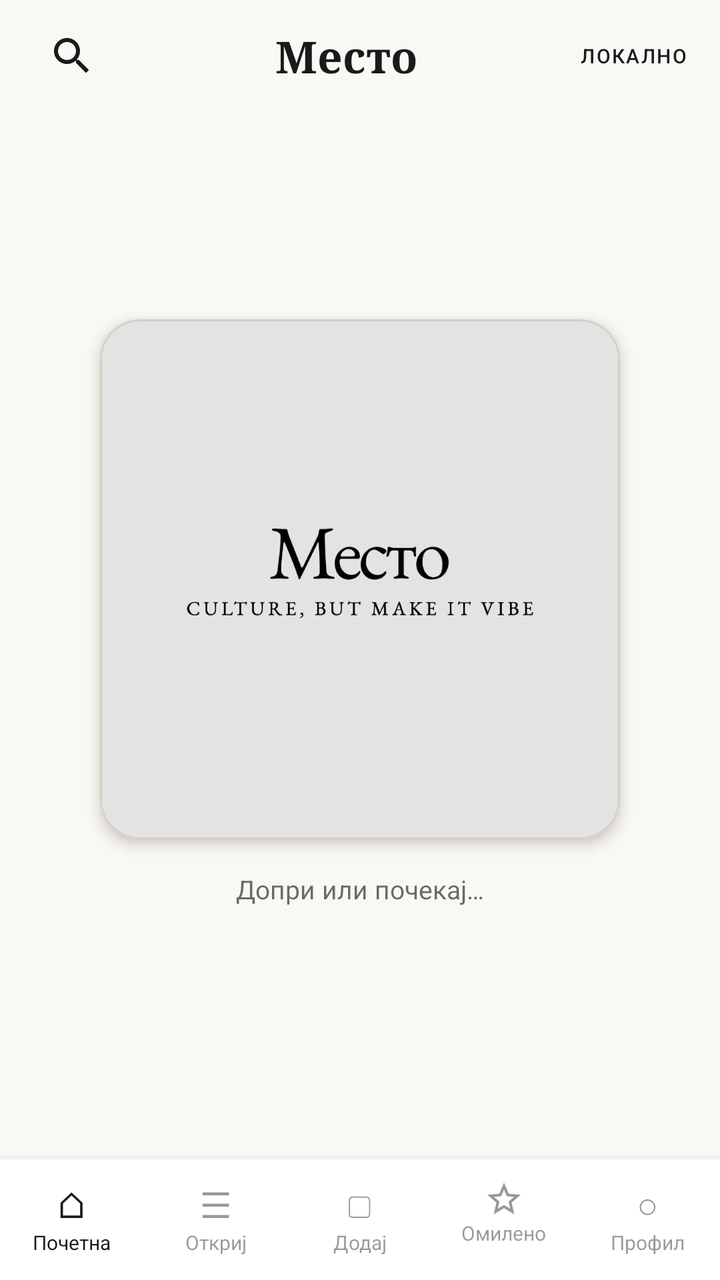
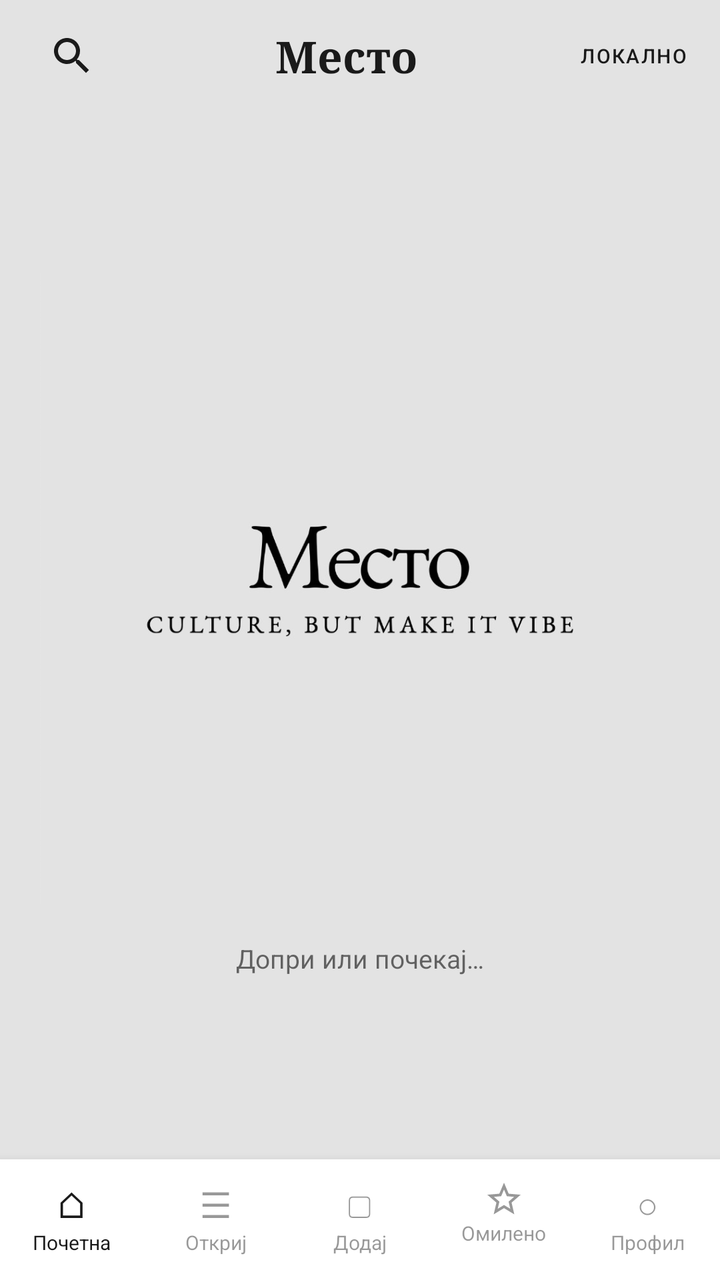

Before-and-after screenshots of an Android layout around one commit, followed by the original layout XML and the change that was made.
<!-- AndroidManifest.xml: application theme Theme.Mesto_samostojna -->
<!-- res/layout/activity_splash.xml -->
<?xml version="1.0" encoding="utf-8"?>
<androidx.constraintlayout.widget.ConstraintLayout xmlns:android="http://schemas.android.com/apk/res/android"
    xmlns:app="http://schemas.android.com/apk/res-auto"
    xmlns:tools="http://schemas.android.com/tools"
    android:id="@+id/splash_root"
    android:layout_width="match_parent"
    android:layout_height="match_parent"
    android:background="@color/cream"
    tools:context=".SplashActivity">

    
    <LinearLayout
        android:id="@+id/splash_top_bar"
        android:layout_width="match_parent"
        android:layout_height="56dp"
        android:gravity="center_vertical"
        android:orientation="horizontal"
        android:paddingStart="16dp"
        android:paddingEnd="16dp"
        app:layout_constraintEnd_toEndOf="parent"
        app:layout_constraintStart_toStartOf="parent"
        app:layout_constraintTop_toTopOf="parent">

        <ImageView
            android:layout_width="40dp"
            android:layout_height="40dp"
            android:contentDescription="@string/splash_cd_search"
            android:padding="8dp"
            android:src="@drawable/ic_search_small"
            app:tint="@color/ink" />

        <TextView
            android:layout_width="0dp"
            android:layout_height="wrap_content"
            android:layout_weight="1"
            android:fontFamily="serif"
            android:gravity="center"
            android:text="@string/app_name"
            android:textColor="@color/ink"
            android:textSize="22sp"
            android:textStyle="bold" />

        <TextView
            android:layout_width="wrap_content"
            android:layout_height="wrap_content"
            android:fontFamily="sans-serif-medium"
            android:letterSpacing="0.08"
            android:text="@string/splash_rewards"
            android:textAllCaps="true"
            android:textColor="@color/ink"
            android:textSize="10sp" />
    </LinearLayout>

    
    <com.google.android.material.card.MaterialCardView
        android:id="@+id/splash_logo_card"
        android:layout_width="260dp"
        android:layout_height="260dp"
        app:cardBackgroundColor="@color/white"
        app:cardCornerRadius="20dp"
        app:cardElevation="4dp"
        app:layout_constraintBottom_toBottomOf="parent"
        app:layout_constraintEnd_toEndOf="parent"
        app:layout_constraintStart_toStartOf="parent"
        app:layout_constraintTop_toTopOf="parent"
        app:layout_constraintVertical_bias="0.42"
        app:strokeColor="@color/sand"
        app:strokeWidth="1dp">

        <ImageView
            android:layout_width="match_parent"
            android:layout_height="match_parent"
            android:adjustViewBounds="true"
            android:contentDescription="@string/app_name"
            android:scaleType="fitCenter"
            android:src="@drawable/logo_mesto" />
    </com.google.android.material.card.MaterialCardView>

    <TextView
        android:id="@+id/splash_hint"
        android:layout_width="wrap_content"
        android:layout_height="wrap_content"
        android:layout_marginTop="16dp"
        android:alpha="0.65"
        android:text="@string/splash_tap_hint"
        android:textColor="@color/ink"
        android:textSize="13sp"
        app:layout_constraintEnd_toEndOf="parent"
        app:layout_constraintStart_toStartOf="parent"
        app:layout_constraintTop_toBottomOf="@id/splash_logo_card" />

    
    <LinearLayout
        android:id="@+id/splash_bottom_nav"
        android:layout_width="match_parent"
        android:layout_height="wrap_content"
        android:background="@color/white"
        android:elevation="8dp"
        android:orientation="horizontal"
        android:paddingTop="10dp"
        android:paddingBottom="12dp"
        app:layout_constraintBottom_toBottomOf="parent"
        app:layout_constraintEnd_toEndOf="parent"
        app:layout_constraintStart_toStartOf="parent">

        <LinearLayout
            android:layout_width="0dp"
            android:layout_height="wrap_content"
            android:layout_weight="1"
            android:gravity="center"
            android:orientation="vertical">

            <TextView
                android:layout_width="wrap_content"
                android:layout_height="wrap_content"
                android:text="⌂"
                android:textColor="@color/ink"
                android:textSize="18sp" />
            <TextView
                android:layout_width="wrap_content"
                android:layout_height="wrap_content"
                android:text="@string/splash_nav_home"
                android:textColor="@color/ink"
                android:textSize="10sp" />
        </LinearLayout>

        <LinearLayout
            android:layout_width="0dp"
            android:layout_height="wrap_content"
            android:layout_weight="1"
            android:gravity="center"
            android:orientation="vertical"
            android:alpha="0.45">

            <TextView
                android:layout_width="wrap_content"
                android:layout_height="wrap_content"
                android:text="☰"
                android:textColor="@color/ink"
                android:textSize="18sp" />
            <TextView
                android:layout_width="wrap_content"
                android:layout_height="wrap_content"
                android:text="@string/splash_nav_shop"
                android:textColor="@color/ink"
                android:textSize="10sp" />
        </LinearLayout>

        <LinearLayout
            android:layout_width="0dp"
            android:layout_height="wrap_content"
            android:layout_weight="1"
            android:gravity="center"
            android:orientation="vertical"
            android:alpha="0.45">

            <TextView
                android:layout_width="wrap_content"
                android:layout_height="wrap_content"
                android:text="▢"
                android:textColor="@color/ink"
                android:textSize="18sp" />
            <TextView
                android:layout_width="wrap_content"
                android:layout_height="wrap_content"
                android:text="@string/splash_nav_bag"
                android:textColor="@color/ink"
                android:textSize="10sp" />
        </LinearLayout>

        <LinearLayout
            android:layout_width="0dp"
            android:layout_height="wrap_content"
            android:layout_weight="1"
            android:gravity="center"
            android:orientation="vertical"
            android:alpha="0.45">

            <ImageView
                android:layout_width="20dp"
                android:layout_height="20dp"
                android:contentDescription="@null"
                android:importantForAccessibility="no"
                android:src="@drawable/ic_star_outline_small"
                app:tint="@color/ink" />
            <TextView
                android:layout_width="wrap_content"
                android:layout_height="wrap_content"
                android:text="@string/splash_nav_wish"
                android:textColor="@color/ink"
                android:textSize="10sp" />
        </LinearLayout>

        <LinearLayout
            android:layout_width="0dp"
            android:layout_height="wrap_content"
            android:layout_weight="1"
            android:gravity="center"
            android:orientation="vertical"
            android:alpha="0.45">

            <TextView
                android:layout_width="wrap_content"
                android:layout_height="wrap_content"
                android:text="○"
                android:textColor="@color/ink"
                android:textSize="18sp" />
            <TextView
                android:layout_width="wrap_content"
                android:layout_height="wrap_content"
                android:text="@string/splash_nav_account"
                android:textColor="@color/ink"
                android:textSize="10sp" />
        </LinearLayout>
    </LinearLayout>
</androidx.constraintlayout.widget.ConstraintLayout>
<!-- resources referenced by this layout -->
<resources>
  <color name="cream">#FAF8F5</color>
  <color name="ink">#1A1A1A</color>
  <color name="sand">#D9CFC4</color>
  <color name="white">#FFFFFFFF</color>
  <!-- drawable ic_search_small (drawable) -->
  <?xml version="1.0" encoding="utf-8"?>
  <vector xmlns:android="http://schemas.android.com/apk/res/android"
      android:width="24dp"
      android:height="24dp"
      android:viewportWidth="24"
      android:viewportHeight="24">
      <path
          android:fillColor="#FF1A1A1A"
          android:pathData="M15.5,14h-0.79l-0.28,-0.27C15.41,12.59 16,11.11 16,9.5 16,5.91 13.09,3 9.5,3S3,5.91 3,9.5 5.91,16 9.5,16c1.61,0 3.09,-0.59 4.23,-1.57l0.27,0.28v0.79l5,4.99L20.49,19l-4.99,-5zM9.5,14C7.01,14 5,11.99 5,9.5S7.01,5 9.5,5 14,7.01 14,9.5 11.99,14 9.5,14z" />
  </vector>
  <!-- drawable ic_star_outline_small (drawable) -->
  <?xml version="1.0" encoding="utf-8"?>
  <vector xmlns:android="http://schemas.android.com/apk/res/android"
      android:width="24dp"
      android:height="24dp"
      android:viewportWidth="24"
      android:viewportHeight="24">
      <path
          android:fillColor="#FF1A1A1A"
          android:pathData="M22,9.24l-7.19,-0.62L12,2 9.19,8.63 2,9.24l5.46,4.73L5.82,21 12,17.27 18.18,21l-1.63,-7.03L22,9.24zM12,15.4l-3.76,2.27 1,-4.28 -3.32,-2.88 4.38,-0.38L12,6.1l1.71,4.03 4.38,0.38 -3.32,2.88 1,4.28L12,15.4z" />
  </vector>
  <!-- drawable logo_mesto: png bitmap (drawable, 55292 bytes) -->
  <string name="app_name">Mесто</string>
  <string name="splash_cd_search">Пребарај</string>
  <string name="splash_nav_account">Профил</string>
  <string name="splash_nav_bag">Додај</string>
  <string name="splash_nav_home">Почетна</string>
  <string name="splash_nav_shop">Откриј</string>
  <string name="splash_nav_wish">Омилено</string>
  <string name="splash_rewards">Локално</string>
  <string name="splash_tap_hint">Допри или почекај…</string>
  <style name="Theme.Mesto_samostojna" parent="Base.Theme.Mesto_samostojna" />
  <style name="Base.Theme.Mesto_samostojna" parent="Theme.Material3.DayNight.NoActionBar">
          <item name="android:statusBarColor">@color/cream</item>
          <item name="android:navigationBarColor">@color/cream</item>
          <item name="android:windowLightStatusBar">true</item>
          <item name="colorPrimary">@color/ink</item>
          <item name="colorSurface">@color/cream</item>
          <item name="android:colorBackground">@color/cream</item>
      </style>
</resources>

<!-- the commit's change to res/layout/activity_splash.xml (unified diff, before → after) -->
@@ -52,29 +52,19 @@
     </LinearLayout>
 
     
-    <com.google.android.material.card.MaterialCardView
+    <ImageView
         android:id="@+id/splash_logo_card"
-        android:layout_width="260dp"
-        android:layout_height="260dp"
-        app:cardBackgroundColor="@color/white"
-        app:cardCornerRadius="20dp"
-        app:cardElevation="4dp"
+        android:layout_width="320dp"
+        android:layout_height="320dp"
+        android:adjustViewBounds="true"
+        android:contentDescription="@string/app_name"
+        android:scaleType="fitCenter"
+        android:src="@drawable/logo_mesto"
         app:layout_constraintBottom_toBottomOf="parent"
         app:layout_constraintEnd_toEndOf="parent"
         app:layout_constraintStart_toStartOf="parent"
         app:layout_constraintTop_toTopOf="parent"
-        app:layout_constraintVertical_bias="0.42"
-        app:strokeColor="@color/sand"
-        app:strokeWidth="1dp">
-
-        <ImageView
-            android:layout_width="match_parent"
-            android:layout_height="match_parent"
-            android:adjustViewBounds="true"
-            android:contentDescription="@string/app_name"
-            android:scaleType="fitCenter"
-            android:src="@drawable/logo_mesto" />
-    </com.google.android.material.card.MaterialCardView>
+        app:layout_constraintVertical_bias="0.42" />
 
     <TextView
         android:id="@+id/splash_hint"
<!-- resource entries referenced after the edit -->
@@ -1,8 +1,7 @@
 <!-- resources referenced by this layout -->
 <resources>
-  <color name="cream">#FAF8F5</color>
+  <color name="cream">#E3E3E3</color>
   <color name="ink">#1A1A1A</color>
-  <color name="sand">#D9CFC4</color>
   <color name="white">#FFFFFFFF</color>
   <!-- drawable ic_search_small (drawable) -->
   <?xml version="1.0" encoding="utf-8"?>
